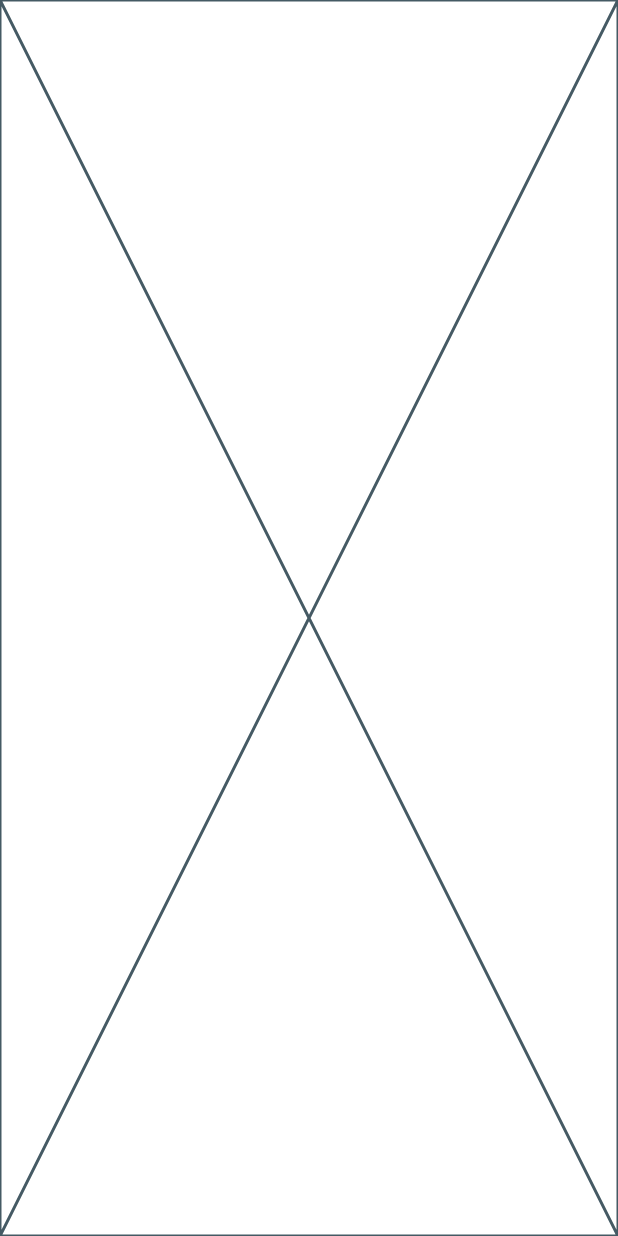
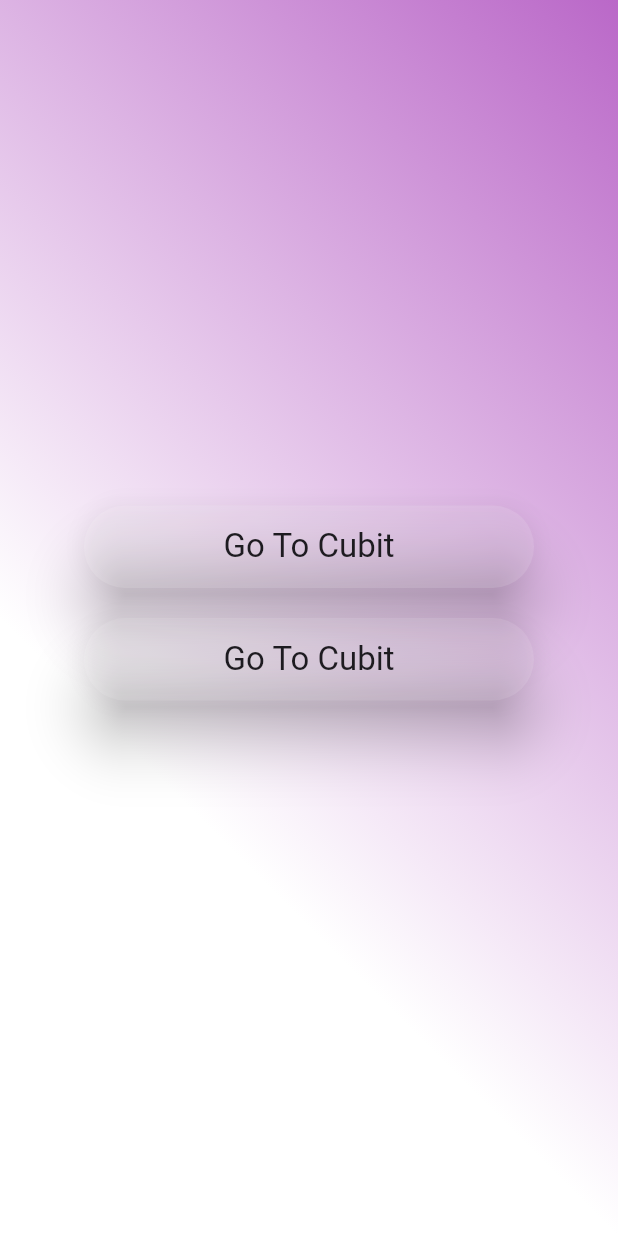
Before and after one commit to we-mohd-i001/flutter_with_bloc_z_to_h, a Flutter app: the screen it shows after launch, on a phone screen of 412 x 824 dp. Run offline on Flutter 3.47's test engine with Material 2 defaults, Android fonts, the phone set to English and light mode, and no system bars; our stand-ins replace bloc, equatable, flutter_bloc.

Commit message:
added counter
- cubit
- page
- routes

```diff
--- a/lib/main.dart
+++ b/lib/main.dart
@@ -1,7 +1,19 @@
 import 'package:flutter/material.dart';
+import 'package:flutter_with_bloc_z_to_h/topics/flutter_bloc_concepts/my_bloc_provider.dart';
 
 void main() {
-  runApp(const MyApp());
+  runApp(
+    MaterialApp(
+      debugShowCheckedModeBanner: false,
+      theme: ThemeData(
+        useMaterial3: true
+      ),
+      routes: {
+        '/': (context) => const MyApp(),
+        '/cubit': (context) => const MyBlocProviderParent(),
+      },
+    ),
+  );
 }
 
 class MyApp extends StatelessWidget {
@@ -9,6 +21,54 @@ class MyApp extends StatelessWidget {
 
   @override
   Widget build(BuildContext context) {
-    return const Placeholder();
+    Size size = MediaQuery.of(context).size;
+    return Scaffold(
+      body: Container(
+        decoration:  BoxDecoration(
+          gradient: LinearGradient(
+            begin: Alignment.topRight,
+            end: Alignment.centerLeft,
+            colors: [
+              Colors.purple.shade300,
+              Colors.white
+            ],
+          ),
+        ),
+        height: size.height,
+        width: size.height ,
+        child: Column(
+          mainAxisAlignment: MainAxisAlignment.center,
+          crossAxisAlignment: CrossAxisAlignment.center,
+          children: [
+            SizedBox(
+              height: 55,
+              width: 300,
+              child: ElevatedButton(
+                style: ElevatedButton.styleFrom(
+                    elevation: 16, backgroundColor: Colors.white12),
+                onPressed: () => Navigator.pushNamed(context, '/cubit'),
+                child:  Text('Go To Cubit', style: Theme.of(context).textTheme.titleLarge),
+              ),
+            ),
+            const SizedBox(
+              height: 20,
+            ),
+            SizedBox(
+              height: 55,
+              width: 300,
+              child: ElevatedButton(
+                style: ElevatedButton.styleFrom(
+                    elevation: 16, backgroundColor: Colors.white10),
+                onPressed: () => Navigator.pushNamed(context, '/cubit'),
+                child: Text('Go To Cubit' , style: Theme.of(context).textTheme.titleLarge,),
+              ),
+            ),
+            const SizedBox(
+              height: 20,
+            ),
+          ],
+        ),
+      ),
+    );
   }
 }
--- a/pubspec.yaml
+++ b/pubspec.yaml
@@ -13,7 +13,8 @@ dependencies:
     sdk: flutter
 
   cupertino_icons: ^1.0.2
-  #flutter_bloc: ^8.1.4
+  flutter_bloc: ^8.1.4
+  equatable: ^2.0.5
 
 dev_dependencies:
   flutter_test:
```
Also changed, not shown: lib/topics/flutter_bloc_concepts/cubit/counter_cubit.dart (added, +14 -0 lines), lib/topics/flutter_bloc_concepts/cubit/counter_state.dart (added, +9 -0 lines), lib/topics/flutter_bloc_concepts/my_bloc_provider.dart (added, +144 -0 lines), pubspec.lock.
